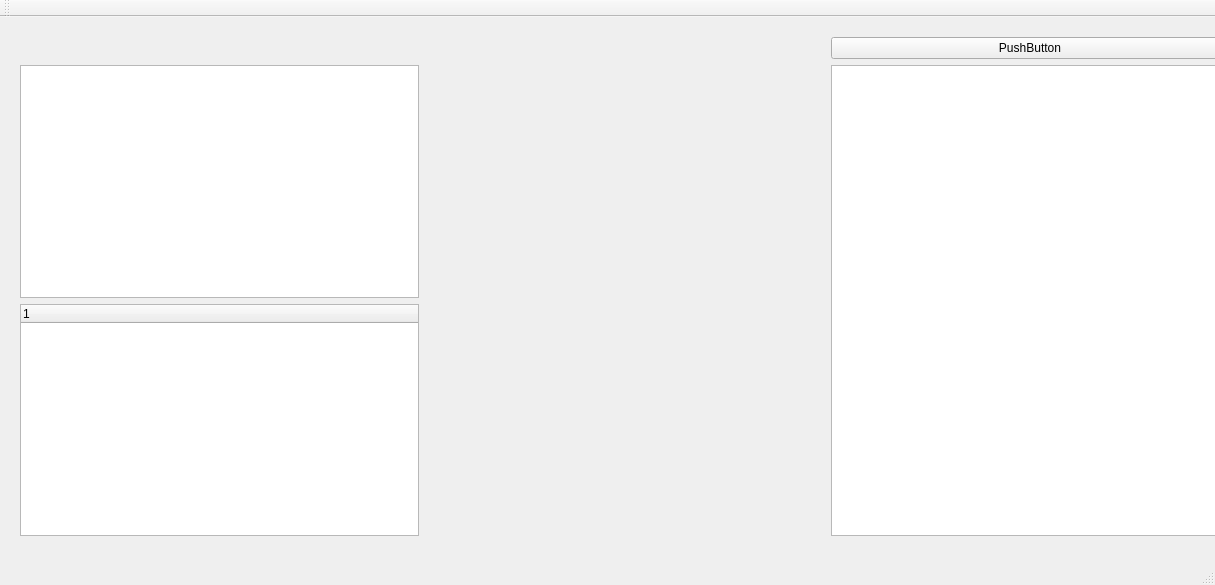
cunyap/pyIMD, file pyIMD/ui/positioncorrectionui.ui: the form before one commit.
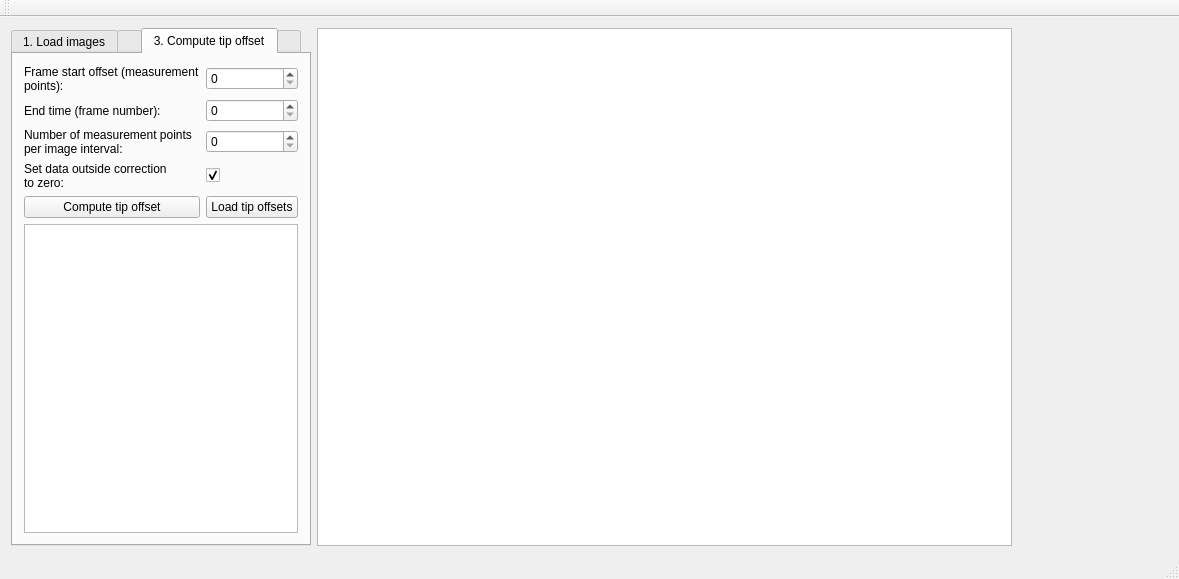
The form after the commit. The open tabs and pages were chosen to show the change. Custom widgets are drawn as their Qt base class.

Commit message: Fix broken path

```diff
--- a/pyIMD/ui/positioncorrectionui.ui
+++ b/pyIMD/ui/positioncorrectionui.ui
@@ -6,64 +6,240 @@
    <rect>
     <x>0</x>
     <y>0</y>
-    <width>1215</width>
-    <height>585</height>
+    <width>1179</width>
+    <height>579</height>
    </rect>
   </property>
   <property name="windowTitle">
    <string>positionCorrectionUI</string>
   </property>
   <widget class="QWidget" name="centralWidget">
-   <widget class="QWidget" name="gridLayoutWidget">
-    <property name="geometry">
-     <rect>
-      <x>9</x>
-      <y>9</y>
-      <width>1231</width>
-      <height>521</height>
-     </rect>
-    </property>
-    <layout class="QGridLayout" name="gridLayout">
-     <item row="1" column="0">
-      <widget class="QListView" name="listView"/>
-     </item>
-     <item row="1" column="2" rowspan="2">
-      <widget class="QGraphicsView" name="graphicsView"/>
-     </item>
-     <item row="0" column="2">
-      <widget class="QPushButton" name="addCellOutlineBtn">
-       <property name="text">
-        <string>PushButton</string>
-       </property>
-      </widget>
-     </item>
-     <item row="2" column="0">
-      <widget class="QTreeWidget" name="treeWidget">
-       <column>
-        <property name="text">
-         <string notr="true">1</string>
+   <layout class="QGridLayout" name="gridLayout_4">
+    <item row="0" column="0">
+     <layout class="QGridLayout" name="gridLayout">
+      <item row="0" column="2">
+       <widget class="QWidget" name="histogramView" native="true">
+        <property name="sizePolicy">
+         <sizepolicy hsizetype="Fixed" vsizetype="Fixed">
+          <horstretch>0</horstretch>
+          <verstretch>0</verstretch>
+         </sizepolicy>
         </property>
-       </column>
-      </widget>
-     </item>
-     <item row="1" column="1" rowspan="2">
-      <widget class="QWidget" name="graphWidget" native="true">
-       <property name="sizePolicy">
-        <sizepolicy hsizetype="Fixed" vsizetype="Preferred">
-         <horstretch>100</horstretch>
-         <verstretch>0</verstretch>
-        </sizepolicy>
-       </property>
-       <property name="minimumSize">
-        <size>
-         <width>400</width>
-         <height>0</height>
-        </size>
-       </property>
-      </widget>
-     </item>
-    </layout>
-   </widget>
+        <property name="minimumSize">
+         <size>
+          <width>150</width>
+          <height>0</height>
+         </size>
+        </property>
+       </widget>
+      </item>
+      <item row="0" column="1">
+       <widget class="ImageView" name="graphicsView"/>
+      </item>
+      <item row="0" column="0">
+       <widget class="QTabWidget" name="tabWidget">
+        <property name="sizePolicy">
+         <sizepolicy hsizetype="Fixed" vsizetype="Expanding">
+          <horstretch>0</horstretch>
+          <verstretch>0</verstretch>
+         </sizepolicy>
+        </property>
+        <property name="minimumSize">
+         <size>
+          <width>300</width>
+          <height>0</height>
+         </size>
+        </property>
+        <property name="currentIndex">
+         <number>3</number>
+        </property>
+        <widget class="QWidget" name="tabWidgetPage1" native="true">
+         <attribute name="title">
+          <string>1. Load images</string>
+         </attribute>
+         <layout class="QVBoxLayout" name="verticalLayout_2">
+          <item>
+           <layout class="QFormLayout" name="formLayout">
+            <item row="0" column="0">
+             <widget class="QPushButton" name="loadImagesBtn">
+              <property name="text">
+               <string>Select image directory</string>
+              </property>
+             </widget>
+            </item>
+            <item row="0" column="1">
+             <widget class="QLineEdit" name="imageDirEdit"/>
+            </item>
+            <item row="1" column="0" colspan="2">
+             <widget class="QPlainTextEdit" name="infoTextEdit">
+              <property name="sizePolicy">
+               <sizepolicy hsizetype="Expanding" vsizetype="Fixed">
+                <horstretch>0</horstretch>
+                <verstretch>0</verstretch>
+               </sizepolicy>
+              </property>
+              <property name="minimumSize">
+               <size>
+                <width>0</width>
+                <height>400</height>
+               </size>
+              </property>
+             </widget>
+            </item>
+           </layout>
+          </item>
+         </layout>
+         <zorder>loadImagesBtn</zorder>
+         <zorder>imageDirEdit</zorder>
+         <zorder>gridLayoutWidget</zorder>
+        </widget>
+        <widget class="QWidget" name="tabWidgetPage2" native="true">
+         <attribute name="title">
+          <string/>
+         </attribute>
+         <layout class="QVBoxLayout" name="verticalLayout_3">
+          <item>
+           <layout class="QVBoxLayout" name="verticalLayout">
+            <item>
+             <widget class="QLabel" name="label">
+              <property name="text">
+               <string>Selecta a filter (optional):</string>
+              </property>
+             </widget>
+            </item>
+           </layout>
+          </item>
+         </layout>
+         <zorder>verticalLayoutWidget</zorder>
+         <zorder>label</zorder>
+        </widget>
+        <widget class="QWidget" name="tabWidgetPage3" native="true">
+         <attribute name="title">
+          <string>3. Compute tip offset</string>
+         </attribute>
+         <layout class="QVBoxLayout" name="verticalLayout_4">
+          <item>
+           <layout class="QGridLayout" name="gridLayout_6">
+            <item row="4" column="0">
+             <widget class="QPushButton" name="calcOffsetBtn">
+              <property name="text">
+               <string>Compute tip offset</string>
+              </property>
+             </widget>
+            </item>
+            <item row="4" column="1">
+             <widget class="QPushButton" name="loadOffsetsBtn">
+              <property name="text">
+               <string>Load tip offsets</string>
+              </property>
+             </widget>
+            </item>
+            <item row="0" column="0">
+             <widget class="QLabel" name="star_time_label">
+              <property name="text">
+               <string>Frame start offset (measurement 
+points):</string>
+              </property>
+             </widget>
+            </item>
+            <item row="2" column="0">
+             <widget class="QLabel" name="no_measurements_label">
+              <property name="text">
+               <string>Number of measurement points
+per image interval:</string>
+              </property>
+             </widget>
+            </item>
+            <item row="0" column="1">
+             <widget class="QSpinBox" name="start_time_spin_box"/>
+            </item>
+            <item row="1" column="0">
+             <widget class="QLabel" name="end_time_label">
+              <property name="text">
+               <string>End time (frame number):</string>
+              </property>
+             </widget>
+            </item>
+            <item row="2" column="1">
+             <widget class="QSpinBox" name="measurements_spin_box"/>
+            </item>
+            <item row="1" column="1">
+             <widget class="QSpinBox" name="end_time_spin_box"/>
+            </item>
+            <item row="5" column="0" colspan="2">
+             <widget class="QTableView" name="tableView"/>
+            </item>
+            <item row="3" column="0">
+             <widget class="QLabel" name="label_2">
+              <property name="text">
+               <string>Set data outside correction 
+to zero:</string>
+              </property>
+             </widget>
+            </item>
+            <item row="3" column="1">
+             <widget class="QCheckBox" name="is_zero_outside_box">
+              <property name="text">
+               <string/>
+              </property>
+              <property name="checked">
+               <bool>true</bool>
+              </property>
+             </widget>
+            </item>
+           </layout>
+          </item>
+         </layout>
+        </widget>
+        <widget class="QWidget" name="tabWidgetPage4" native="true">
+         <attribute name="title">
+          <string/>
+         </attribute>
+         <layout class="QVBoxLayout" name="verticalLayout_5">
+          <item>
+           <layout class="QGridLayout" name="gridLayout_5">
+            <item row="1" column="0">
+             <widget class="QPushButton" name="export_results_btn">
+              <property name="toolTip">
+               <string>Export results to a csv file</string>
+              </property>
+              <property name="text">
+               <string>Export results</string>
+              </property>
+             </widget>
+            </item>
+            <item row="0" column="0">
+             <widget class="QPushButton" name="save_btn">
+              <property name="toolTip">
+               <string>Saves results to main window and closes this editor</string>
+              </property>
+              <property name="text">
+               <string>Save &amp; close</string>
+              </property>
+             </widget>
+            </item>
+            <item row="2" column="0">
+             <spacer name="verticalSpacer">
+              <property name="orientation">
+               <enum>Qt::Vertical</enum>
+              </property>
+              <property name="sizeHint" stdset="0">
+               <size>
+                <width>20</width>
+                <height>40</height>
+               </size>
+              </property>
+             </spacer>
+            </item>
+           </layout>
+          </item>
+         </layout>
+        </widget>
+       </widget>
+      </item>
+     </layout>
+    </item>
+   </layout>
   </widget>
   <widget class="QMenuBar" name="menuBar">
    <property name="geometry">
@@ -86,6 +262,13 @@
   <widget class="QStatusBar" name="statusBar"/>
  </widget>
  <layoutdefault spacing="6" margin="11"/>
+ <customwidgets>
+  <customwidget>
+   <class>ImageView</class>
+   <extends>QGraphicsView</extends>
+   <header>pyqtgraph</header>
+  </customwidget>
+ </customwidgets>
  <resources/>
  <connections/>
 </ui>
```
Left out of the diff: 8 changed lines with no effect on the pictures. The commit also changes 1 other file.
